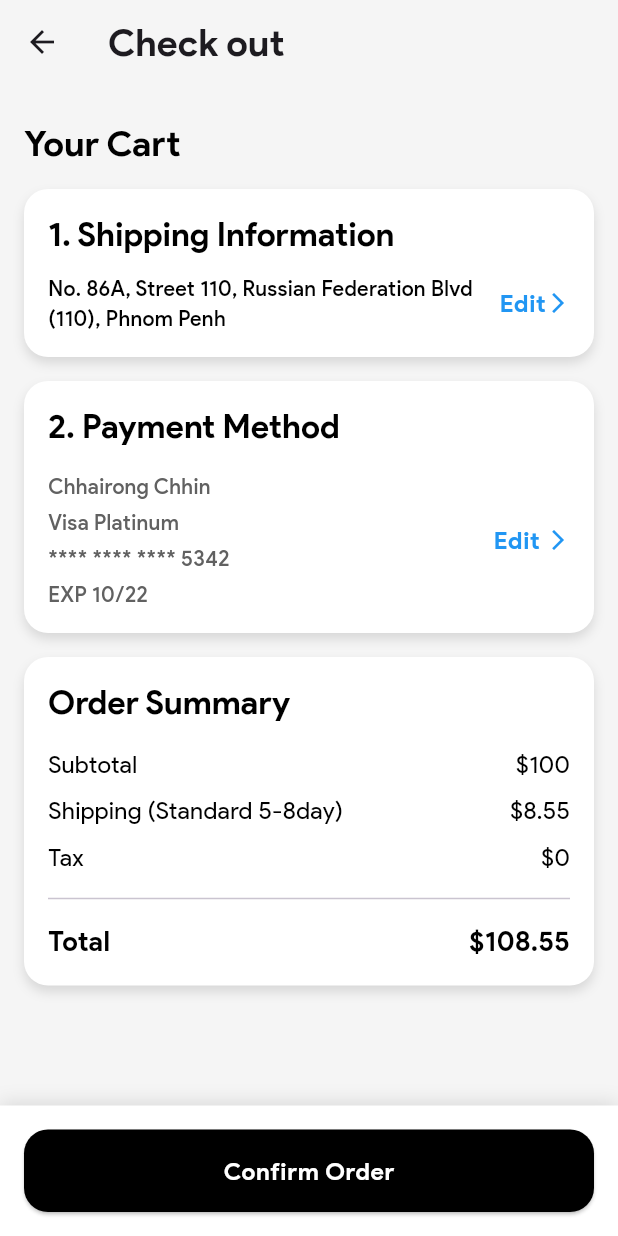
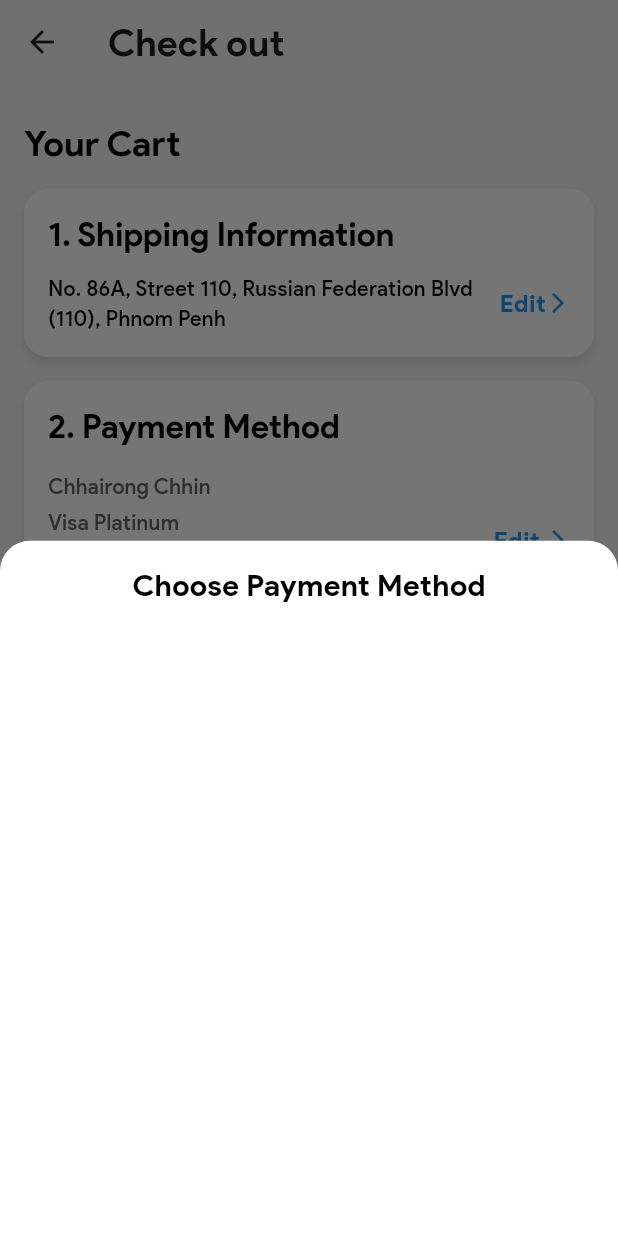
Before and after one commit to ChhairongCoding/E_commerce_app, a Flutter app: the CheckoutScreen screen opened by its route, after a tap on "Confirm Order", on a phone screen of 412 x 824 dp. Run offline on Flutter 3.47's test engine with Material 3 defaults, Android fonts, the phone set to English and light mode, and no system bars; our stand-ins replace cached_network_image, flutter_slidable, get, get_storage, hugeicons, jwt_decoder and 1 more; accounts and stored records are empty; network calls fail.

Commit message:
Do on payment and completed orders ui 08/22/2025

```diff
--- a/lib/binding/init_binding.dart
+++ b/lib/binding/init_binding.dart
@@ -1,4 +1,5 @@
 import 'package:e_commerce_app/controllers/cart_controller.dart';
+import 'package:e_commerce_app/controllers/checkout_controller.dart';
 import 'package:e_commerce_app/controllers/favorite_controller.dart';
 import 'package:e_commerce_app/controllers/home_controller.dart';
 import 'package:e_commerce_app/controllers/login_controller.dart';
@@ -27,6 +28,7 @@ class InitBinding extends Bindings {
     Get.put(AppTheme());
     Get.put(PaymentController());
     Get.put(ProductDetailController());
+    Get.put(CheckoutController());
 
     //service
     Get.put(AuthService());
--- /dev/null
+++ b/lib/controllers/checkout_controller.dart
@@ -0,0 +1,54 @@
+import 'package:e_commerce_app/controllers/cart_controller.dart';
+import 'package:e_commerce_app/controllers/payment_controller.dart';
+import 'package:e_commerce_app/core/utils/app_routes.dart';
+import 'package:e_commerce_app/models/checkout_model.dart';
+import 'package:flutter/material.dart';
+import 'package:get/get.dart';
+class CheckoutController extends GetxController {
+  final CartController cartController = Get.find<CartController>();
+  final PaymentController paymentController = Get.find<PaymentController>();
+
+  RxList<CheckoutModel> orderList = <CheckoutModel>[].obs;
+  RxString paymentMethod = 'Cash On Delivery'.obs;
+
+  void confirmOrder() {
+    if (!paymentController.isCard.value) {
+      for (var item in cartController.cartList) {
+        orderList.add(
+          CheckoutModel(
+            name: item.name,
+            price: item.price,
+            quantity: item.quantity,
+            images: item.images,
+            selectedSize: item.selectedSize,
+            selectedColor: item.selectedColor,
+            status: 'Pending',
+          ),
+        );
+      }
+      Get.toNamed(AppRoutes.completedOrder);
+    } else {
+      Get.bottomSheet(
+        Container(
+          width: double.infinity,
+          height: 500,
+          padding: const EdgeInsets.all(16),
+          decoration: const BoxDecoration(
+            color: Colors.white,
+            borderRadius: BorderRadius.vertical(top: Radius.circular(20)),
+          ),
+          child: Column(
+            mainAxisSize: MainAxisSize.min,
+            children: [
+              const Text(
+                'Choose Payment Method',
+                style: TextStyle(fontSize: 20, fontWeight: FontWeight.bold),
+              ),
+
+            ],
+          ),
+        ),
+      );
+    }
+  }
+}
--- a/lib/controllers/payment_controller.dart
+++ b/lib/controllers/payment_controller.dart
@@ -2,8 +2,10 @@ import 'package:get/get.dart';
 
 class PaymentController extends GetxController {
   RxString selectedMethod = 'card'.obs;
+  RxBool isCard = true.obs;
 
   void selectMethod(String method) {
     selectedMethod.value = method;
+    isCard.value = method == 'card';
   }
 }
--- a/lib/core/utils/app_pages.dart
+++ b/lib/core/utils/app_pages.dart
@@ -2,6 +2,7 @@ import 'package:e_commerce_app/core/utils/app_routes.dart';
 import 'package:e_commerce_app/views/auth_view/login_screen.dart';
 import 'package:e_commerce_app/views/auth_view/sign_up_screen.dart';
 import 'package:e_commerce_app/views/cart_screen.dart';
+import 'package:e_commerce_app/views/completed_order_screen.dart';
 import 'package:e_commerce_app/views/favorite_screen.dart';
 import 'package:e_commerce_app/views/getting_start_screen.dart';
 import 'package:e_commerce_app/views/auth_view/otp_screen.dart';
@@ -38,5 +39,6 @@ List<GetPage<dynamic>> get appPages {
      GetPage(name: AppRoutes.paymentCard, page: () => PaymentCardScreen()),
      GetPage(name: AppRoutes.favorite, page: () => FavoriteScreen()),
      GetPage(name: AppRoutes.createCreditCard, page: () => PaymentFormScreen()),
+     GetPage(name: AppRoutes.completedOrder, page: () => CompletedOrderScreen()),
   ];
 }
--- a/lib/core/utils/app_routes.dart
+++ b/lib/core/utils/app_routes.dart
@@ -16,4 +16,5 @@ class AppRoutes {
   static String paymentCard =  '/paymentCard' ;
   static String favorite=  '/favorite' ;
   static String createCreditCard=  '/paymentCreateCard' ;
+  static String completedOrder=  '/completedOrder' ;
 }
--- /dev/null
+++ b/lib/models/checkout_model.dart
@@ -0,0 +1,68 @@
+import 'package:flutter/material.dart';
+
+class CheckoutModel {
+  final String name;
+  final double price;
+  final int quantity;
+  final dynamic images;
+  final String? selectedSize;
+  final Color? selectedColor;
+  final String status; // NEW FIELD
+
+  CheckoutModel({
+    required this.name,
+    required this.price,
+    required this.quantity,
+    this.images,
+    this.selectedSize,
+    this.selectedColor,
+    this.status = "Pending", // default value
+  });
+
+  factory CheckoutModel.fromMap(Map<String, dynamic> map) {
+    return CheckoutModel(
+      name: map['name'] ?? '',
+      price: double.tryParse(map['price'].toString()) ?? 0.0,
+      quantity: map['quantity'] ?? 1,
+      images: map['images'],
+      selectedSize: map['selectedSize'],
+      selectedColor: map['selectedColor'] != null
+          ? Color(map['selectedColor'] as int)
+          : null,
+     status: map['status']?.toString() ?? "Pending",
+
+    );
+  }
+
+  Map<String, dynamic> toMap() {
+    return {
+      'name': name,
+      'price': price,
+      'quantity': quantity,
+      'images': images,
+      'selectedSize': selectedSize,
+      'selectedColor': selectedColor?.value,
+      'status': status,
+    };
+  }
+
+  CheckoutModel copyWith({
+    String? name,
+    double? price,
+    int? quantity,
+    dynamic images,
+    String? selectedSize,
+    Color? selectedColor,
+    String? status,
+  }) {
+    return CheckoutModel(
+      name: name ?? this.name,
+      price: price ?? this.price,
+      quantity: quantity ?? this.quantity,
+      images: images ?? this.images,
+      selectedSize: selectedSize ?? this.selectedSize,
+      selectedColor: selectedColor ?? this.selectedColor,
+      status: status ?? this.status,
+    );
+  }
+}
--- a/lib/views/home_screen.dart
+++ b/lib/views/home_screen.dart
@@ -218,8 +218,7 @@ class SearchCustom extends StatelessWidget {
         Flexible(
           flex: 2,
           child: GestureDetector(
-            onTap: homeController
-                .opendedFilter, // ✅ Call the method to toggle filter
+            onTap:(){},// ✅ Call the method to toggle filter
             child: Container(
               padding: EdgeInsets.all(16),
               decoration: BoxDecoration(
--- a/lib/views/payment_view/checkout_screen.dart
+++ b/lib/views/payment_view/checkout_screen.dart
@@ -1,5 +1,6 @@
 import 'package:cached_network_image/cached_network_image.dart';
 import 'package:e_commerce_app/controllers/cart_controller.dart';
+import 'package:e_commerce_app/controllers/checkout_controller.dart';
 import 'package:e_commerce_app/widgets/custom_address_widget.dart';
 import 'package:e_commerce_app/widgets/custom_order_summary_widget.dart';
 import 'package:e_commerce_app/widgets/custom_payment_widget.dart';
@@ -24,6 +25,7 @@ class CheckoutScreen extends StatelessWidget {
 
   @override
   Widget build(BuildContext context) {
+
     return Scaffold(
       appBar: _buildAppBar(context),
       backgroundColor: Colors.grey[100],
@@ -33,8 +35,10 @@ class CheckoutScreen extends StatelessWidget {
   }
 
   _buildAppBar(context) {
-
-    return AppBar(backgroundColor: Colors.grey[100],title: const Text("Check out"));
+    return AppBar(
+      backgroundColor: Colors.grey[100],
+      title: const Text("Check out"),
+    );
   }
 
   Widget _buildBody(context) {
@@ -162,6 +166,8 @@ class CheckoutScreen extends StatelessWidget {
   }
 
   Widget _buildBottomNavigationBar(context) {
+    final CheckoutController controller = Get.find<CheckoutController>();
+
     return Container(
       padding: const EdgeInsets.all(16),
       decoration: BoxDecoration(
@@ -183,7 +189,7 @@ class CheckoutScreen extends StatelessWidget {
           ),
         ),
         onPressed: () {
-          // Confirm order logic
+          controller.confirmOrder();
         },
         child: Text(
           "Confirm Order",
--- a/lib/widgets/custom_order_summary_widget.dart
+++ b/lib/widgets/custom_order_summary_widget.dart
@@ -1,10 +1,13 @@
+import 'package:e_commerce_app/controllers/cart_controller.dart';
 import 'package:flutter/material.dart';
+import 'package:get/get.dart';
 
 class CustomOrderSummaryWidget extends StatelessWidget {
   const CustomOrderSummaryWidget({super.key});
 
   @override
   Widget build(BuildContext context) {
+    final CartController controller = Get.find<CartController>();
     return Container(
       padding: const EdgeInsets.all(16),
       decoration: BoxDecoration(
@@ -29,15 +32,15 @@ class CustomOrderSummaryWidget extends StatelessWidget {
                 ),
           ),
           const SizedBox(height: 16),
-          _buildRow("Subtotal", "\$100"),
+          _buildRow("Price", "\$${controller.totalPrice.value.toStringAsFixed(2)}"),
           const SizedBox(height: 8),
-          _buildRow("Shipping (Standard 5-8day)", "\$8.55"),
+          _buildRow("Shipping (Standard 5-8day)", "\$${controller.shippingPrice.value.toStringAsFixed(2)}"),
           const SizedBox(height: 8),
           _buildRow("Tax", "\$0"),
           const Divider(height: 32, thickness: 1),
           _buildRow(
             "Total",
-            "\$108.55",
+            "\$${controller.subTotal.value.toStringAsFixed(2)}",
             isTotal: true,
           ),
         ],
```
Also changed, not shown: lib/views/completed_order_screen.dart (added, +58 -0 lines), lib/views/main_views/main_screen.dart (+28 -28 lines), lib/views/my_order_screen.dart (+58 -56 lines), lib/widgets/custom_card_my_order_widget.dart (+70 -32 lines).
